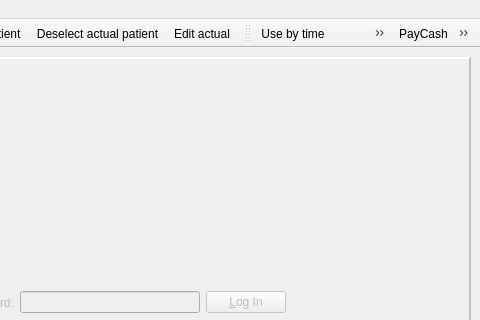
The window that client/wndmain.ui (tbikfalvi/Belenus) describes before a commit, drawn with Qt 5; both pictures show x 318 to 798 and y 0 to 320 of the 798 by 579 pixel window.
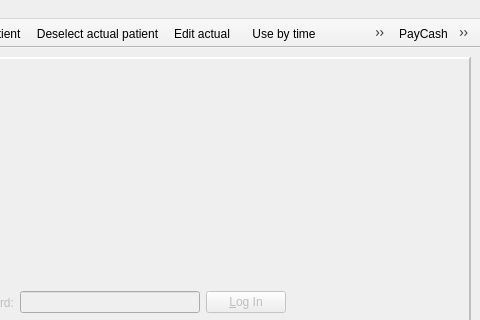
The same window after the commit.

```diff
--- a/client/wndmain.ui
+++ b/client/wndmain.ui
@@ -302,7 +302,7 @@
     <string>toolBar</string>
    </property>
    <property name="movable">
-    <bool>true</bool>
+    <bool>false</bool>
    </property>
    <property name="iconSize">
     <size>
```
